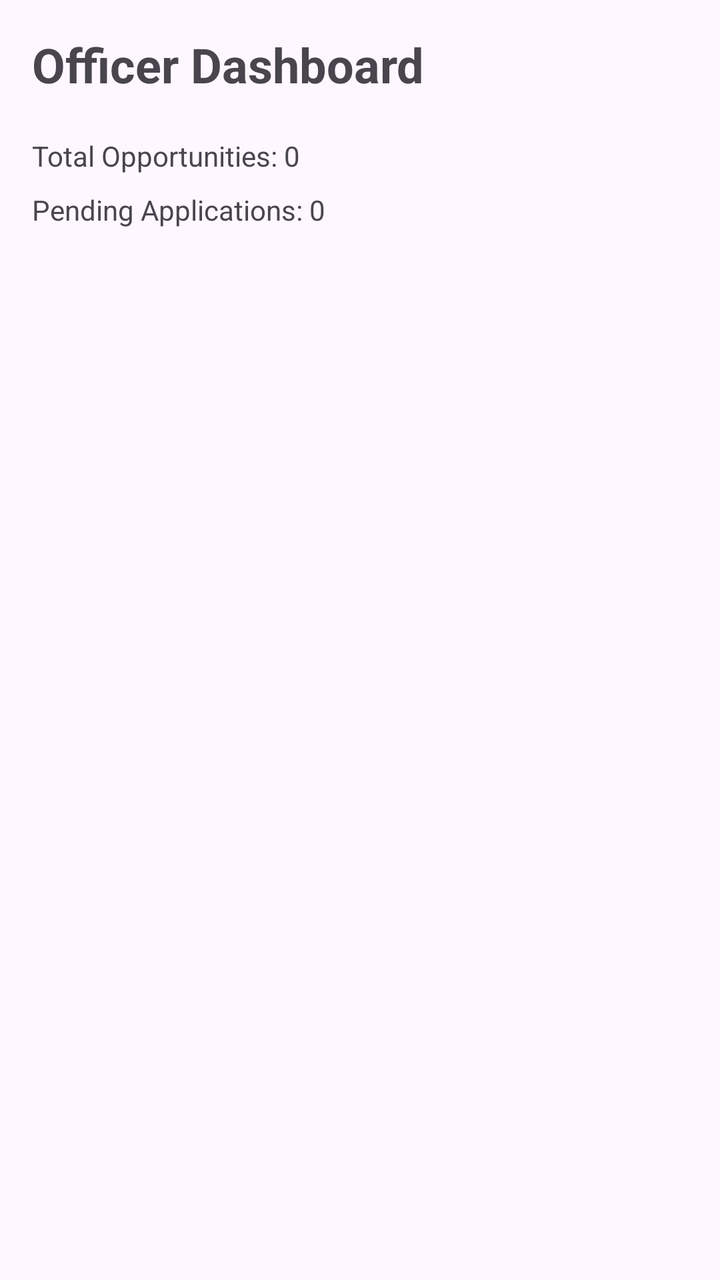
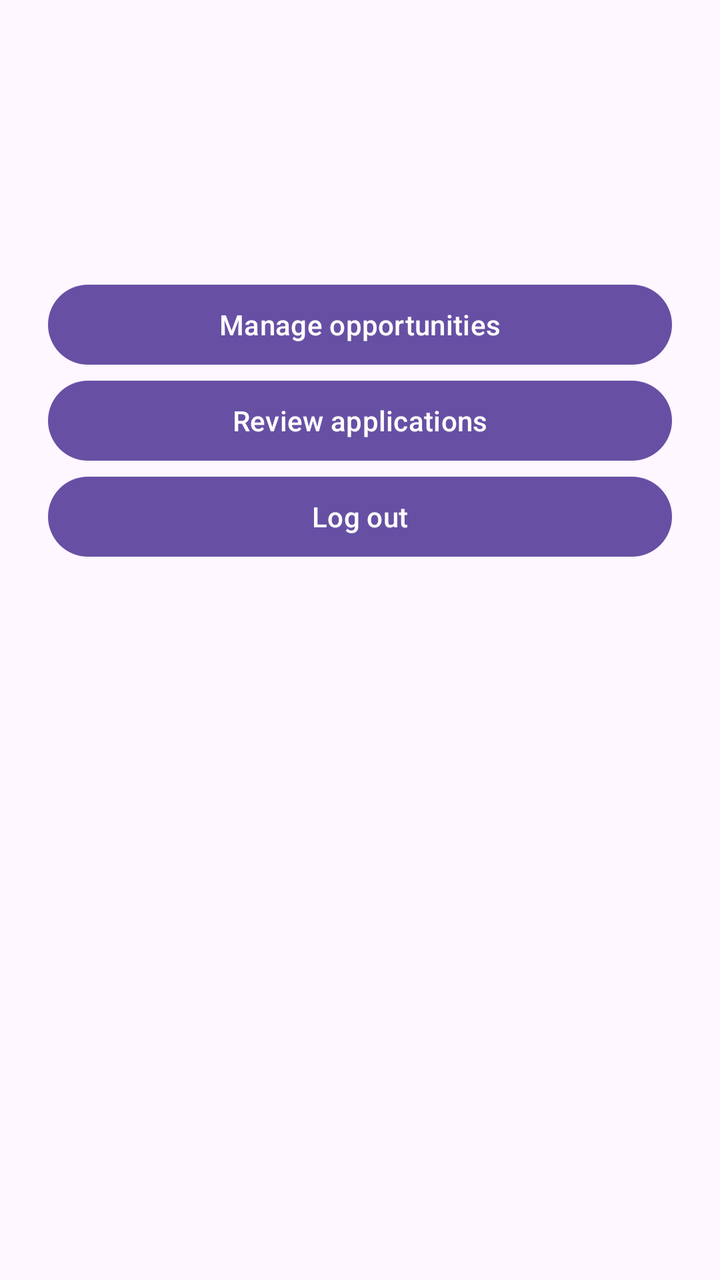

Screens rendered from an Android XML layout before and after an edit, with the pre-edit source and the edit as a unified diff.
<!-- AndroidManifest.xml: application theme Theme.Fundlink -->
<!-- res/layout/fragment_officer_dashboard.xml -->
<?xml version="1.0" encoding="utf-8"?>
<LinearLayout
    xmlns:android="http://schemas.android.com/apk/res/android"
    android:layout_width="match_parent"
    android:layout_height="match_parent"
    android:orientation="vertical"
    android:padding="16dp">

    <TextView
        android:id="@+id/txtTitle"
        android:layout_width="wrap_content"
        android:layout_height="wrap_content"
        android:text="Officer Dashboard"
        android:textSize="24sp"
        android:textStyle="bold"/>

    <TextView
        android:id="@+id/txtOpportunities"
        android:layout_width="wrap_content"
        android:layout_height="wrap_content"
        android:text="Total Opportunities: 0"
        android:layout_marginTop="20dp"/>

    <TextView
        android:id="@+id/txtPending"
        android:layout_width="wrap_content"
        android:layout_height="wrap_content"
        android:text="Pending Applications: 0"
        android:layout_marginTop="8dp"/>

</LinearLayout>
<!-- resources referenced by this layout -->
<resources>
  <style name="Theme.Fundlink" parent="Base.Theme.Fundlink" />
  <style name="Base.Theme.Fundlink" parent="Theme.Material3.DayNight.NoActionBar">
          
          
      </style>
</resources>

<!-- the commit's change to res/layout/fragment_officer_dashboard.xml (unified diff, before → after) -->
@@ -1,31 +1,46 @@
 <?xml version="1.0" encoding="utf-8"?>
-<LinearLayout
-    xmlns:android="http://schemas.android.com/apk/res/android"
+<LinearLayout xmlns:android="http://schemas.android.com/apk/res/android"
     android:layout_width="match_parent"
     android:layout_height="match_parent"
     android:orientation="vertical"
-    android:padding="16dp">
+    android:padding="24dp">
 
     <TextView
-        android:id="@+id/txtTitle"
-        android:layout_width="wrap_content"
+        android:id="@+id/tvOfficerWelcome"
+        android:layout_width="match_parent"
         android:layout_height="wrap_content"
-        android:text="Officer Dashboard"
         android:textSize="24sp"
-        android:textStyle="bold"/>
+        android:textStyle="bold" />
 
     <TextView
-        android:id="@+id/txtOpportunities"
-        android:layout_width="wrap_content"
+        android:id="@+id/tvTotalOpportunities"
+        android:layout_width="match_parent"
         android:layout_height="wrap_content"
-        android:text="Total Opportunities: 0"
-        android:layout_marginTop="20dp"/>
+        android:layout_marginTop="16dp" />
 
     <TextView
-        android:id="@+id/txtPending"
-        android:layout_width="wrap_content"
+        android:id="@+id/tvPendingApplications"
+        android:layout_width="match_parent"
         android:layout_height="wrap_content"
-        android:text="Pending Applications: 0"
-        android:layout_marginTop="8dp"/>
+        android:layout_marginTop="4dp" />
+
+    <Button
+        android:id="@+id/btnManageOpportunities"
+        android:layout_width="match_parent"
+        android:layout_height="wrap_content"
+        android:layout_marginTop="24dp"
+        android:text="Manage opportunities" />
+
+    <Button
+        android:id="@+id/btnReviewApplications"
+        android:layout_width="match_parent"
+        android:layout_height="wrap_content"
+        android:text="Review applications" />
+
+    <Button
+        android:id="@+id/btnOfficerLogout"
+        android:layout_width="match_parent"
+        android:layout_height="wrap_content"
+        android:text="Log out" />
 
 </LinearLayout>
